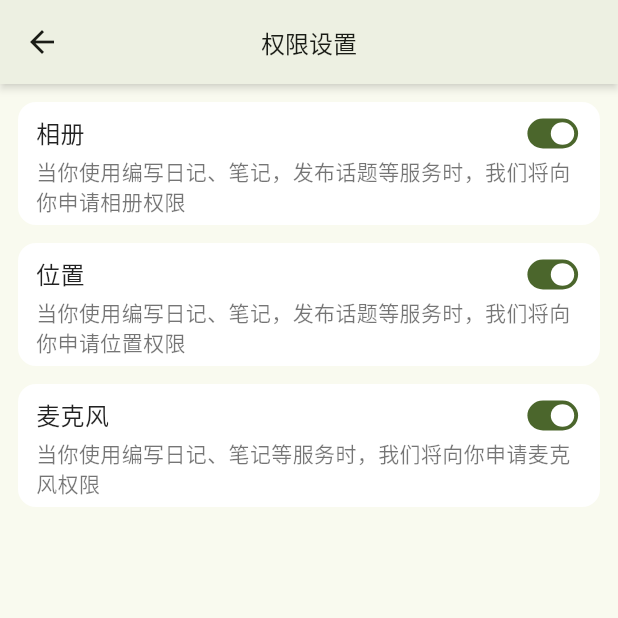
After one commit to StationChnqoo/chnqoo-diary-mobile, a Flutter app: the SmsPage screen opened by its route, on a phone screen of 412 x 824 dp, the top half of it. The commit adds this screen. Run offline on Flutter 3.47's test engine with Material 3 defaults, Android fonts, the phone set to English and light mode, and no system bars; our stand-ins replace badges, bot_toast, carousel_slider, device_info_plus, dio, flutter_dotenv and 6 more; missing offline and left inert: flutter_pretty_dio_logger; accounts and stored records are empty; network calls fail.

```diff
--- a/lib/pages/home/widgets/activities.dart
+++ b/lib/pages/home/widgets/activities.dart
@@ -1,6 +1,7 @@
 import 'package:chnqoo_diary_mobile/widgets/my_icon-button.dart';
 import 'package:chnqoo_diary_mobile/widgets/my_tag.dart';
 import 'package:flutter/material.dart';
+import 'package:flutter_dotenv/flutter_dotenv.dart';
 import 'package:flutter_screenutil/flutter_screenutil.dart';
 import 'package:badges/badges.dart' as badges;
 
@@ -56,7 +57,7 @@ class HomeActivities extends StatelessWidget {
                         ClipRRect(
                           borderRadius: BorderRadius.circular(12),
                           child: Image.network(
-                            'https://cloud.cctv3.net/Staging/activity-1.jpg',
+                            '${dotenv.get("CDN")}/activity-1.jpg',
                             height: 72.w,
                             width: 72.w,
                           ),
--- a/lib/pages/home/widgets/motions.dart
+++ b/lib/pages/home/widgets/motions.dart
@@ -1,5 +1,6 @@
 import 'package:chnqoo_diary_mobile/widgets/my_icon-button.dart';
 import 'package:flutter/material.dart';
+import 'package:flutter_dotenv/flutter_dotenv.dart';
 import 'package:flutter_screenutil/flutter_screenutil.dart';
 
 class HomeMotions extends StatelessWidget {
@@ -60,7 +61,7 @@ class HomeMotions extends StatelessWidget {
                             width: 6,
                           ),
                           Image.network(
-                            'https://cloud.cctv3.net/Staging/wechat/%E5%90%83%E7%93%9C.png',
+                            '${dotenv.get('CDN')}/wechat/%E5%90%83%E7%93%9C.png',
                             height: 18,
                           ),
                         ],
--- /dev/null
+++ b/lib/pages/sms/index.dart
@@ -0,0 +1,124 @@
+import 'package:chnqoo_diary_mobile/constants/permission_check.dart';
+import 'package:chnqoo_diary_mobile/constants/states_provider.dart';
+import 'package:chnqoo_diary_mobile/constants/x.dart';
+import 'package:chnqoo_diary_mobile/widgets/my_app_bar.dart';
+import 'package:chnqoo_diary_mobile/widgets/my_switcher.dart';
+import 'package:flutter/material.dart';
+import 'package:permission_handler/permission_handler.dart';
+import 'package:provider/provider.dart';
+
+class SmsPage extends StatefulWidget {
+  const SmsPage({super.key});
+
+  @override
+  State<SmsPage> createState() => SmsPageState();
+}
+
+class SmsPageState extends State<SmsPage> with WidgetsBindingObserver {
+  final scaffoldKey = GlobalKey<ScaffoldState>();
+  StatesProvider statesProvider = StatesProvider();
+  List<PermissionCheck> datas = [];
+
+  @override
+  Widget build(BuildContext context) {
+    return Scaffold(
+      key: scaffoldKey,
+      appBar: MyAppBar(title: '权限设置'),
+      body: Consumer<StatesProvider>(
+        builder: (context, value, child) {
+          return Container(
+            child: ListView(children: [
+              SizedBox(
+                height: 6,
+              ),
+              ...datas
+                  .map((e) => Container(
+                        padding:
+                            EdgeInsets.symmetric(horizontal: 12, vertical: 6),
+                        margin:
+                            EdgeInsets.symmetric(horizontal: 12, vertical: 6),
+                        decoration: BoxDecoration(
+                            borderRadius: BorderRadius.circular(12),
+                            color: Colors.white),
+                        child: Column(
+                          children: [
+                            Row(
+                              mainAxisAlignment: MainAxisAlignment.spaceBetween,
+                              children: [
+                                Text(
+                                  e.title,
+                                  style: TextStyle(
+                                      fontSize: 16, color: Colors.black87),
+                                ),
+                                MySwitcher(
+                                    value: e.isOpened,
+                                    onChanged: (value) {
+                                      openAppSettings();
+                                    })
+                              ],
+                            ),
+                            Text(
+                              e.message,
+                              style: TextStyle(
+                                  fontSize: 14, color: Colors.black54),
+                            )
+                          ],
+                        ),
+                      ))
+                  .toList(),
+            ]),
+          );
+        },
+      ), // This trailing comma makes auto-formatting nicer for build methods.
+    );
+  }
+
+  @override
+  void initState() {
+    // TODO: implement initState
+    super.initState();
+    statesProvider = Provider.of<StatesProvider>(context, listen: false);
+    checkPermissions();
+    WidgetsBinding.instance.addObserver(this);
+  }
+
+  isPermissionChecked(PermissionStatus status) {
+    return status.isLimited || status.isGranted;
+  }
+
+  checkPermissions() async {
+    datas = [
+      PermissionCheck(
+          title: '相册',
+          message: '当你使用编写日记、笔记，发布话题等服务时，我们将向你申请相册权限',
+          isOpened: await x.checkPhotoPermission()),
+      PermissionCheck(
+          title: '位置',
+          message: '当你使用编写日记、笔记，发布话题等服务时，我们将向你申请位置权限',
+          isOpened: await Permission.location.isGranted ||
+              await Permission.location.isLimited),
+      PermissionCheck(
+          title: '麦克风',
+          message: '当你使用编写日记、笔记等服务时，我们将向你申请麦克风权限',
+          isOpened: await Permission.microphone.isGranted),
+    ];
+    setState(() {});
+  }
+
+  @override
+  void dispose() {
+    // TODO: implement dispose
+    super.dispose();
+    WidgetsBinding.instance.removeObserver(this);
+  }
+
+  @override
+  void didChangeAppLifecycleState(AppLifecycleState state) {
+    // TODO: implement didChangeAppLifecycleState
+    super.didChangeAppLifecycleState(state);
+    print('Permisson page status: ${state}');
+    if (state == AppLifecycleState.resumed) {
+      checkPermissions();
+    }
+  }
+}
--- a/lib/routes/routes.dart
+++ b/lib/routes/routes.dart
@@ -1,17 +1,31 @@
 import 'package:chnqoo_diary_mobile/pages/home/index.dart';
+import 'package:chnqoo_diary_mobile/pages/login/index.dart';
 import 'package:chnqoo_diary_mobile/pages/permission/index.dart';
+import 'package:chnqoo_diary_mobile/pages/sms/index.dart';
 import 'package:get/get.dart';
 
 class RoutesClass {
   static String HOME = "/";
   static String PERMISSION = "/permission";
+  static String SMS = "/sms";
+  static String LOGIN = "/login";
 
   static List<GetPage> routes = [
     GetPage(name: HOME, page: () => const HomePage()),
     GetPage(
         name: PERMISSION,
         page: () => const PermissionPage(),
-        transition: Transition.rightToLeftWithFade,
-        transitionDuration: Duration(milliseconds: 618))
+        transition: Transition.rightToLeft,
+        transitionDuration: Duration(milliseconds: 360)),
+    GetPage(
+        name: SMS,
+        page: () => const SmsPage(),
+        transition: Transition.fadeIn,
+        transitionDuration: Duration(milliseconds: 360)),
+    GetPage(
+        name: LOGIN,
+        page: () => const LoginPage(),
+        transition: Transition.fadeIn,
+        transitionDuration: Duration(milliseconds: 360))
   ];
 }
--- a/lib/widgets/my_app_bar.dart
+++ b/lib/widgets/my_app_bar.dart
@@ -9,7 +9,7 @@ class MyAppBar extends StatelessWidget implements PreferredSizeWidget {
     // TODO: implement build
     return AppBar(
       centerTitle: true,
-      elevation: 6,
+      elevation: 2,
       shadowColor: Colors.black.withOpacity(.58),
       title: Text(
         title,
--- a/lib/widgets/slide_menu.dart
+++ b/lib/widgets/slide_menu.dart
@@ -1,6 +1,7 @@
 import 'package:chnqoo_diary_mobile/constants/drawer_menu.dart';
 import 'package:chnqoo_diary_mobile/constants/states_provider.dart';
 import 'package:flutter/material.dart';
+import 'package:flutter_dotenv/flutter_dotenv.dart';
 import 'package:flutter_screenutil/flutter_screenutil.dart';
 import 'package:get/get.dart';
 import 'package:provider/provider.dart';
@@ -35,7 +36,7 @@ class SlideMenuState extends State<SlideMenu> {
               currentAccountPicture: ClipRRect(
                   borderRadius: BorderRadius.circular(36.w),
                   child: Image.network(
-                    'https://blog.cctv3.net/i.jpg',
+                    '${dotenv.get("CDN")}/i.jpg',
                     width: 72.w,
                     height: 72.w,
                   )),
```
Also changed, not shown: lib/constants/states_provider.dart (+0 -52 lines), lib/pages/home/index.dart (+10 -5 lines), lib/pages/login/index.dart (added, +203 -0 lines), 1 other file.
